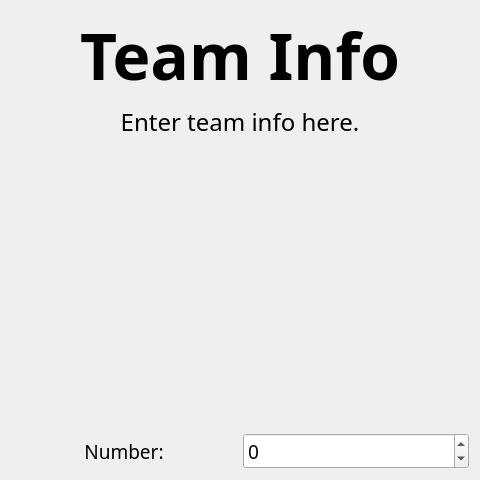
First picture: the form in ui/TeamInfo.ui, repository binex-dsk/QFRCScouter, before the edit.
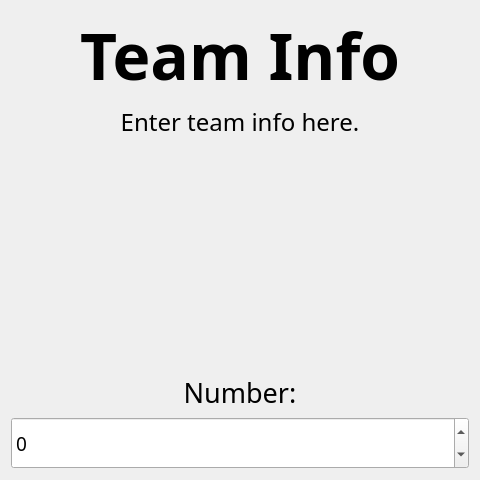
Second picture: the form after the edit. Custom widgets are drawn as their Qt base class.

```diff
--- a/ui/TeamInfo.ui
+++ b/ui/TeamInfo.ui
@@ -20,82 +20,8 @@
   <property name="windowTitle">
    <string>Form</string>
   </property>
-  <layout class="QGridLayout" name="gridLayout">
-   <item row="2" column="1">
-    <widget class="QSpinBox" name="spinBox">
-     <property name="sizePolicy">
-      <sizepolicy hsizetype="Preferred" vsizetype="Fixed">
-       <horstretch>1</horstretch>
-       <verstretch>0</verstretch>
-      </sizepolicy>
-     </property>
-     <property name="wrapping">
-      <bool>true</bool>
-     </property>
-     <property name="maximum">
-      <number>99999</number>
-     </property>
-    </widget>
-   </item>
-   <item row="2" column="0">
-    <widget class="QLabel" name="a">
-     <property name="sizePolicy">
-      <sizepolicy hsizetype="Preferred" vsizetype="Preferred">
-       <horstretch>1</horstretch>
-       <verstretch>0</verstretch>
-      </sizepolicy>
-     </property>
-     <property name="font">
-      <font>
-       <family>Noto Sans</family>
-       <pointsize>14</pointsize>
-       <bold>false</bold>
-      </font>
-     </property>
-     <property name="text">
-      <string>Number:</string>
-     </property>
-     <property name="scaledContents">
-      <bool>true</bool>
-     </property>
-     <property name="alignment">
-      <set>Qt::AlignCenter</set>
-     </property>
-     <property name="wordWrap">
-      <bool>true</bool>
-     </property>
-    </widget>
-   </item>
-   <item row="1" column="0" colspan="2">
-    <widget class="QLabel" name="label_2">
-     <property name="sizePolicy">
-      <sizepolicy hsizetype="Preferred" vsizetype="Preferred">
-       <horstretch>1</horstretch>
-       <verstretch>1</verstretch>
-      </sizepolicy>
-     </property>
-     <property name="font">
-      <font>
-       <family>Noto Sans</family>
-       <pointsize>18</pointsize>
-       <bold>false</bold>
-      </font>
-     </property>
-     <property name="text">
-      <string>Enter team info here.</string>
-     </property>
-     <property name="scaledContents">
-      <bool>true</bool>
-     </property>
-     <property name="alignment">
-      <set>Qt::AlignHCenter|Qt::AlignTop</set>
-     </property>
-     <property name="wordWrap">
-      <bool>true</bool>
-     </property>
-    </widget>
-   </item>
-   <item row="0" column="0" colspan="2">
+  <layout class="QVBoxLayout" name="verticalLayout">
+   <item>
     <widget class="QLabel" name="label">
      <property name="sizePolicy">
       <sizepolicy hsizetype="Preferred" vsizetype="Preferred">
@@ -124,8 +50,89 @@
      </property>
     </widget>
    </item>
+   <item>
+    <widget class="QLabel" name="label_2">
+     <property name="sizePolicy">
+      <sizepolicy hsizetype="Preferred" vsizetype="Preferred">
+       <horstretch>1</horstretch>
+       <verstretch>5</verstretch>
+      </sizepolicy>
+     </property>
+     <property name="font">
+      <font>
+       <family>Noto Sans</family>
+       <pointsize>18</pointsize>
+       <bold>false</bold>
+      </font>
+     </property>
+     <property name="text">
+      <string>Enter team info here.</string>
+     </property>
+     <property name="scaledContents">
+      <bool>true</bool>
+     </property>
+     <property name="alignment">
+      <set>Qt::AlignHCenter|Qt::AlignTop</set>
+     </property>
+     <property name="wordWrap">
+      <bool>true</bool>
+     </property>
+    </widget>
+   </item>
+   <item>
+    <widget class="QLabel" name="a">
+     <property name="sizePolicy">
+      <sizepolicy hsizetype="Preferred" vsizetype="Preferred">
+       <horstretch>1</horstretch>
+       <verstretch>0</verstretch>
+      </sizepolicy>
+     </property>
+     <property name="font">
+      <font>
+       <family>Noto Sans</family>
+       <pointsize>20</pointsize>
+       <bold>false</bold>
+      </font>
+     </property>
+     <property name="text">
+      <string>Number:</string>
+     </property>
+     <property name="scaledContents">
+      <bool>true</bool>
+     </property>
+     <property name="alignment">
+      <set>Qt::AlignCenter</set>
+     </property>
+     <property name="wordWrap">
+      <bool>true</bool>
+     </property>
+    </widget>
+   </item>
+   <item>
+    <widget class="BetterSpinBox" name="spinBox">
+     <property name="sizePolicy">
+      <sizepolicy hsizetype="Preferred" vsizetype="Preferred">
+       <horstretch>1</horstretch>
+       <verstretch>1</verstretch>
+      </sizepolicy>
+     </property>
+     <property name="wrapping">
+      <bool>true</bool>
+     </property>
+     <property name="maximum">
+      <number>99999</number>
+     </property>
+    </widget>
+   </item>
   </layout>
  </widget>
+ <customwidgets>
+  <customwidget>
+   <class>BetterSpinBox</class>
+   <extends>QSpinBox</extends>
+   <header>BetterSpinBox.h</header>
+  </customwidget>
+ </customwidgets>
  <resources/>
  <connections/>
 </ui>
```
